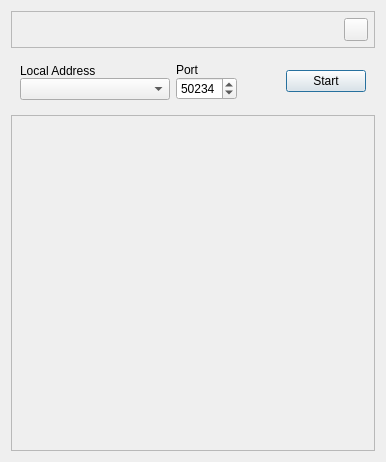
Qt form python/ectec-gui/res/server.ui (real-yfprojects/ectec) before a commit.
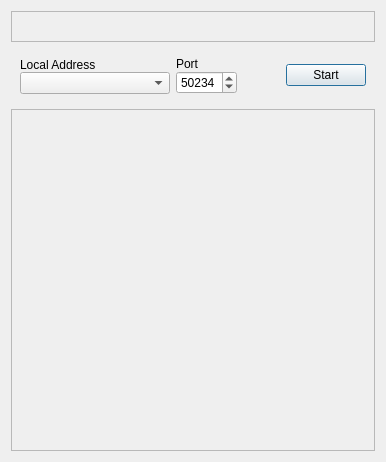
The same form after that commit. Icons and pictures are not drawn.

Commit message:
Change `toolButtonMenu` from `server.ui`.
* python/ectec-gui/res/server.ui : Change the appearance of the button `toolButtonMenu`.

* python/ectec-gui/src/ectecgui/server/ui_main.py : Automatic update.

```diff
--- a/python/ectec-gui/res/server.ui
+++ b/python/ectec-gui/res/server.ui
@@ -34,13 +34,13 @@
        <number>6</number>
       </property>
       <property name="topMargin">
-       <number>6</number>
+       <number>3</number>
       </property>
       <property name="rightMargin">
        <number>6</number>
       </property>
       <property name="bottomMargin">
-       <number>6</number>
+       <number>3</number>
       </property>
       <item>
        <spacer name="horizontalSpacer_2">
@@ -73,18 +73,14 @@
          <string>&lt;html&gt;&lt;head/&gt;&lt;body&gt;&lt;p&gt;Menu&lt;/p&gt;&lt;/body&gt;&lt;/html&gt;</string>
         </property>
         <property name="icon">
-         <iconset theme="application-menu">
-          <normaloff>.</normaloff>.</iconset>
-        </property>
-        <property name="iconSize">
-         <size>
-          <width>16</width>
-          <height>16</height>
-         </size>
+         <iconset theme="settings-configure"/>
         </property>
         <property name="popupMode">
          <enum>QToolButton::InstantPopup</enum>
         </property>
+        <property name="autoRaise">
+         <bool>true</bool>
+        </property>
        </widget>
       </item>
      </layout>
```
Left out of the diff: 1 changed line with no effect on the pictures. The commit also changes 1 other file.
